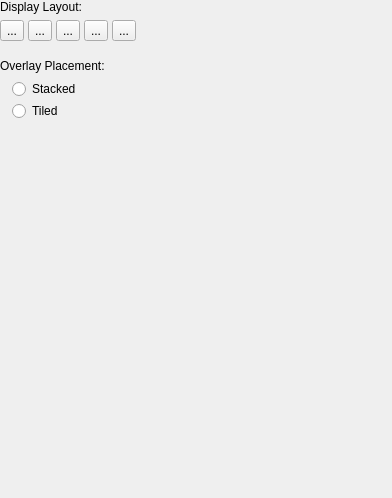
Before: the Qt Designer form GUI/Qt/Components/DisplayLayoutInspector.ui in pyushkevich/itksnap, drawn with Qt 5.
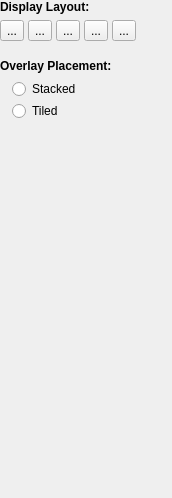
After: the same form once the commit is applied. Icons and pictures are not drawn.

Commit message: trying to fix font scaling between platforms

What changed in the file:
```diff
--- a/GUI/Qt/Components/DisplayLayoutInspector.ui
+++ b/GUI/Qt/Components/DisplayLayoutInspector.ui
@@ -6,7 +6,7 @@
    <rect>
     <x>0</x>
     <y>0</y>
-    <width>392</width>
+    <width>172</width>
     <height>498</height>
    </rect>
   </property>
@@ -28,8 +28,13 @@
      <property name="font">
       <font>
        <pointsize>-1</pointsize>
+       <weight>75</weight>
+       <bold>true</bold>
       </font>
      </property>
+     <property name="styleSheet">
+      <string notr="true">font-weight:bold;</string>
+     </property>
      <property name="text">
       <string>Display Layout:</string>
      </property>
@@ -212,8 +217,13 @@
      <property name="font">
       <font>
        <pointsize>-1</pointsize>
+       <weight>75</weight>
+       <bold>true</bold>
       </font>
      </property>
+     <property name="styleSheet">
+      <string notr="true">font-weight:bold;</string>
+     </property>
      <property name="text">
       <string>Overlay Placement:</string>
      </property>
```
The commit also changes 4 other files.
